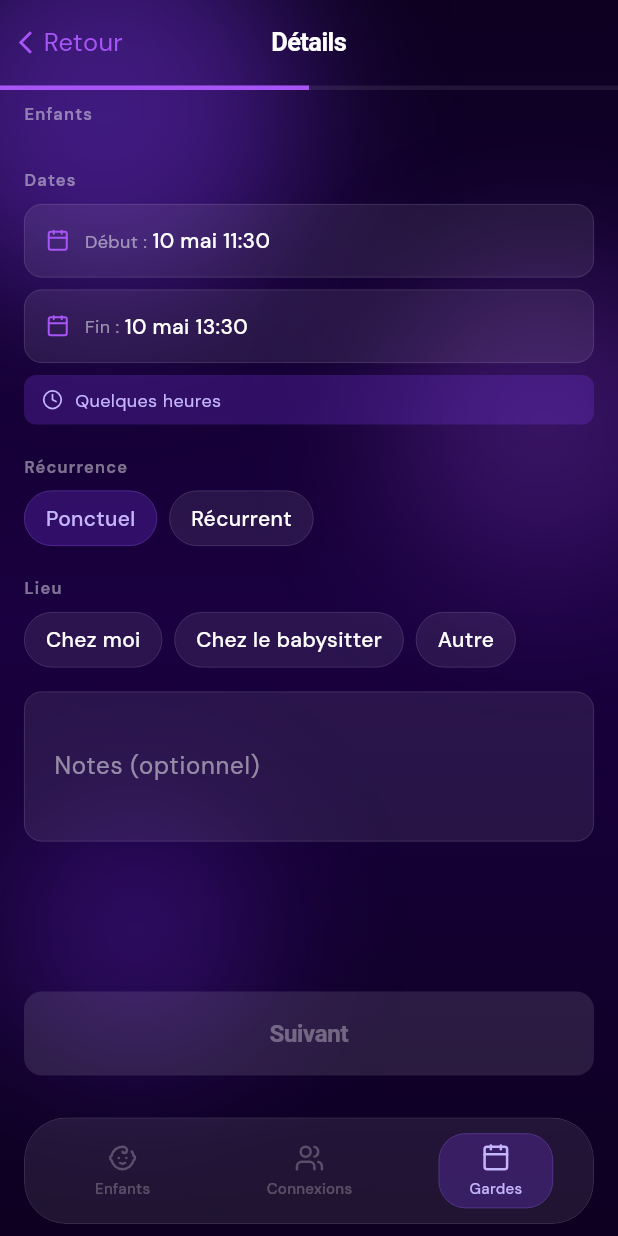
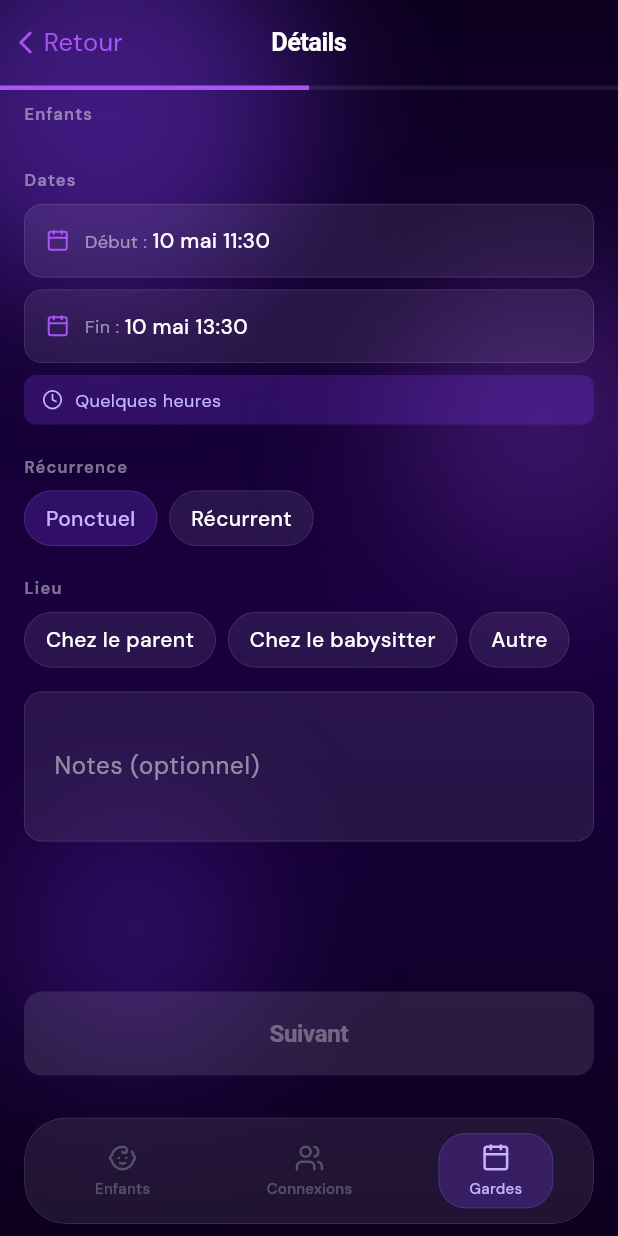
Before and after one commit to franckobe/familyguard, a Flutter app: the CreateGuardRequestScreen screen opened by its route, on a phone screen of 412 x 824 dp. Run offline on Flutter 3.47's test engine with Material 3 defaults, Android fonts, the phone set to English and light mode, and no system bars; our stand-ins replace cached_network_image, cloud_firestore, cloud_functions, firebase_auth, firebase_core, firebase_messaging and 7 more; accounts and stored records are empty.

Commit message:
refactor(guard-requests): LocationPreset enum replaces magic strings
- Add LocationPreset enum (parentHouse / caregiverHouse / other) with
  storedValue, label, and fromStoredValue() factory
- locationLabel getter delegates to enum instead of raw switch on strings
- CreateGuardRequestScreen: _locationPreset is now LocationPreset?;
  _resolvedLocation uses pattern-matching switch on the enum;
  _LocationPicker iterates LocationPreset.values and reads preset.label

Co-Authored-By: Claude Sonnet 4.6 <noreply@anthropic.com>

```diff
--- a/lib/features/guard_requests/models/guard_request.dart
+++ b/lib/features/guard_requests/models/guard_request.dart
@@ -6,6 +6,32 @@ part 'guard_request.freezed.dart';
 enum GuardRequestType { hourly, halfDay, daily, night, weekend }
 enum GuardRequestStatus { open, accepted, done, cancelled, expired }
 enum RecurrenceType { none, custom }
+
+enum LocationPreset {
+  parentHouse,
+  caregiverHouse,
+  other;
+
+  /// Value stored in Firestore (for parentHouse / caregiverHouse).
+  /// For [other], the free-text value is stored directly — don't call this.
+  String get storedValue => switch (this) {
+    LocationPreset.parentHouse    => 'parent_house',
+    LocationPreset.caregiverHouse => 'caregiver_house',
+    LocationPreset.other          => 'other',
+  };
+
+  String get label => switch (this) {
+    LocationPreset.parentHouse    => 'Chez le parent',
+    LocationPreset.caregiverHouse => 'Chez le babysitter',
+    LocationPreset.other          => 'Autre',
+  };
+
+  static LocationPreset? fromStoredValue(String? value) => switch (value) {
+    'parent_house'    => LocationPreset.parentHouse,
+    'caregiver_house' => LocationPreset.caregiverHouse,
+    _                 => null,
+  };
+}
 
 class ChildSnapshot {
   const ChildSnapshot({
@@ -151,9 +177,6 @@ class GuardRequest with _$GuardRequest {
     return _staticLabel(type);
   }
 
-  String? get locationLabel => switch (location) {
-    'parent_house'    => 'Chez le parent',
-    'caregiver_house' => 'Chez le babysitter',
-    _                 => location,
-  };
+  String? get locationLabel =>
+      LocationPreset.fromStoredValue(location)?.label ?? location;
 }
--- a/lib/features/guard_requests/screens/create_guard_request_screen.dart
+++ b/lib/features/guard_requests/screens/create_guard_request_screen.dart
@@ -34,7 +34,7 @@ class _CreateGuardRequestScreenState
   final Set<String> _selectedChildIds = {};
   DateTime _startAt = DateTime.now().add(const Duration(hours: 1));
   DateTime _endAt = DateTime.now().add(const Duration(hours: 3));
-  String? _locationPreset; // 'chez_vous' | 'chez_nous' | 'autre' | null
+  LocationPreset? _locationPreset;
   String _locationCustom = '';
   String _notes = '';
   RecurrenceType _recurrenceType = RecurrenceType.none;
@@ -50,13 +50,11 @@ class _CreateGuardRequestScreenState
   GuardRequestType get _computedType =>
       GuardRequest.typeFromDuration(_startAt, _endAt);
 
-  String? get _resolvedLocation {
-    if (_locationPreset == null) return null;
-    if (_locationPreset == 'chez_moi') return 'parent_house';
-    if (_locationPreset == 'chez_babysitter') return 'caregiver_house';
-    final t = _locationCustom.trim();
-    return t.isEmpty ? null : t;
-  }
+  String? get _resolvedLocation => switch (_locationPreset) {
+    null                          => null,
+    LocationPreset.other          => _locationCustom.trim().isEmpty ? null : _locationCustom.trim(),
+    final p                       => p.storedValue,
+  };
 
   Future<void> _pickDateTime({required bool isStart}) async {
     final now = DateTime.now();
@@ -531,16 +529,10 @@ class _LocationPicker extends StatelessWidget {
     required this.onCustomText,
   });
 
-  final String? selected;
+  final LocationPreset? selected;
   final String customText;
-  final void Function(String?) onPreset;
+  final void Function(LocationPreset?) onPreset;
   final void Function(String) onCustomText;
-
-  static const _options = [
-    ('chez_moi', 'Chez moi'),
-    ('chez_babysitter', 'Chez le babysitter'),
-    ('autre', 'Autre'),
-  ];
 
   @override
   Widget build(BuildContext context) {
@@ -550,11 +542,10 @@ class _LocationPicker extends StatelessWidget {
         Wrap(
           spacing: 8,
           runSpacing: 8,
-          children: _options.map((opt) {
-            final (value, label) = opt;
-            final isSelected = selected == value;
+          children: LocationPreset.values.map((preset) {
+            final isSelected = selected == preset;
             return GestureDetector(
-              onTap: () => onPreset(isSelected ? null : value),
+              onTap: () => onPreset(isSelected ? null : preset),
               child: Container(
                 padding: const EdgeInsets.symmetric(horizontal: 14, vertical: 8),
                 decoration: BoxDecoration(
@@ -566,7 +557,7 @@ class _LocationPicker extends StatelessWidget {
                   ),
                 ),
                 child: Text(
-                  label,
+                  preset.label,
                   style: AppTextStyles.cardTitle.copyWith(
                     color: isSelected ? AppColors.badgeNewText : AppColors.textPrimary,
                   ),
@@ -575,7 +566,7 @@ class _LocationPicker extends StatelessWidget {
             );
           }).toList(),
         ),
-        if (selected == 'autre') ...[
+        if (selected == LocationPreset.other) ...[
           const SizedBox(height: 12),
           TextField(
             autofocus: true,
```
